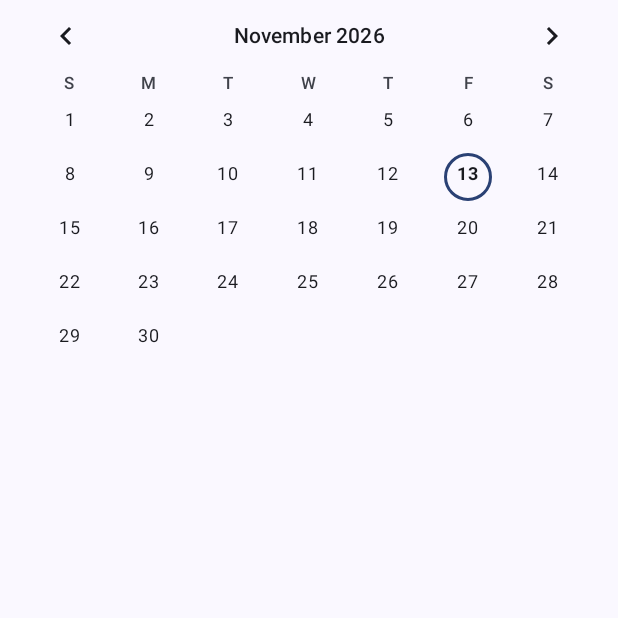
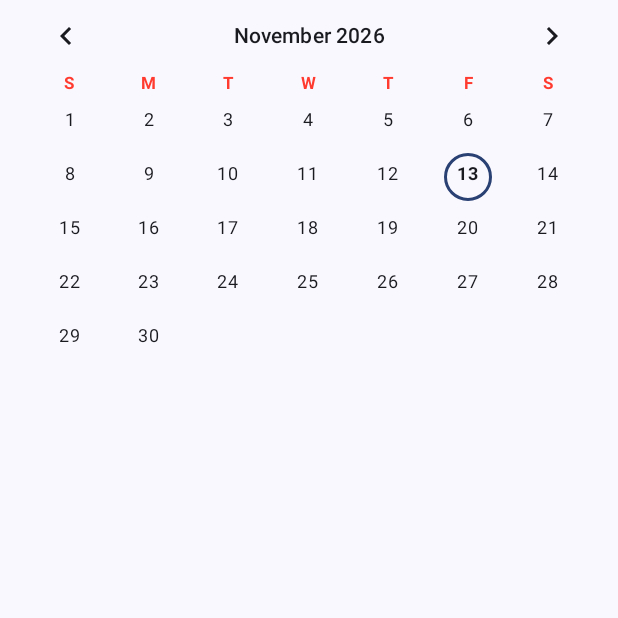
Before and after one commit to crome1394/blockseq-android, an Android app built with Jetpack Compose: the composable MonthCalendar shown on its own in the app's theme, on a phone screen of 412 x 824 dp, the top half of it. Run offline under Robolectric (Android 15) with nearby library versions, the phone set to English and light mode, and no system bars.

Commit message:
Red weekday letters, first day of the week setting, movable Differences card

```diff
--- a/app/src/main/java/app/blockseq/android/data/Store.kt
+++ b/app/src/main/java/app/blockseq/android/data/Store.kt
@@ -44,6 +44,11 @@ class Store(context: Context) {
     var searchAtBottom: Boolean
         get() = prefs.getBoolean("search_bottom", false)
         set(v) = prefs.edit().putBoolean("search_bottom", v).apply()
+
+    /** The day weeks start on in calendars (java.time DayOfWeek value: 7 = Sunday, the default). */
+    var weekStart: Int
+        get() = prefs.getInt("week_start", 7)
+        set(v) = prefs.edit().putInt("week_start", v).apply()
 
     /** Paired: a server address, and a token unless the server needs none. */
     val paired: Boolean get() = server.isNotEmpty() && prefs.getBoolean("paired", false)
--- a/app/src/main/java/app/blockseq/android/ui/HomeScreen.kt
+++ b/app/src/main/java/app/blockseq/android/ui/HomeScreen.kt
@@ -266,7 +266,7 @@ private fun LeftPane(model: AppModel, current: Tab, onTab: (Tab) -> Unit, onOpen
         }
         // The calendar sits at the bottom of the pane; the list above scrolls if it runs long.
         HorizontalDivider(Modifier.padding(vertical = 4.dp))
-        MonthCalendar(days) { onOpen(journalName(it)) }
+        MonthCalendar(days, java.time.DayOfWeek.of(model.store.weekStart)) { onOpen(journalName(it)) }
     }
 }
 
--- a/app/src/main/java/app/blockseq/android/ui/MonthCalendar.kt
+++ b/app/src/main/java/app/blockseq/android/ui/MonthCalendar.kt
@@ -39,10 +39,11 @@ import java.util.Locale
 /**
  * A month of days, as in the web app's left pane: a dot under days whose
  * journal has notes, today ringed; tap a day to open its journal. Weeks
- * start on Sunday (the web app's default).
+ * start on [firstDay] (Settings → Display; Sunday by default, as in the web app).
+ * The weekday letters are bright red.
  */
 @Composable
-fun MonthCalendar(days: Set<Long>, onDay: (LocalDate) -> Unit) {
+fun MonthCalendar(days: Set<Long>, firstDay: DayOfWeek = DayOfWeek.SUNDAY, onDay: (LocalDate) -> Unit) {
     val today = LocalDate.now()
     var month by remember { mutableStateOf(YearMonth.from(today)) }
     val primary = MaterialTheme.colorScheme.primary
@@ -58,11 +59,11 @@ fun MonthCalendar(days: Set<Long>, onDay: (LocalDate) -> Unit) {
             IconButton(onClick = { month = month.plusMonths(1) }) { Icon(Icons.AutoMirrored.Filled.KeyboardArrowRight, "Next month") }
         }
         Row(Modifier.fillMaxWidth()) {
-            (listOf(DayOfWeek.SUNDAY) + DayOfWeek.entries.dropLast(1)).forEach {
-                Text(it.getDisplayName(TextStyle.NARROW, Locale.getDefault()), style = MaterialTheme.typography.labelSmall, color = MaterialTheme.colorScheme.onSurfaceVariant, modifier = Modifier.weight(1f), textAlign = androidx.compose.ui.text.style.TextAlign.Center)
+            (0L until 7L).map { firstDay.plus(it) }.forEach {
+                Text(it.getDisplayName(TextStyle.NARROW, Locale.getDefault()), style = MaterialTheme.typography.labelSmall, fontWeight = FontWeight.Bold, color = WEEKDAY_RED, modifier = Modifier.weight(1f), textAlign = androidx.compose.ui.text.style.TextAlign.Center)
             }
         }
-        val lead = month.atDay(1).dayOfWeek.value % 7
+        val lead = Math.floorMod(month.atDay(1).dayOfWeek.value - firstDay.value, 7)
         val cells = (List(lead) { null } + (1..month.lengthOfMonth()).map { month.atDay(it) }).chunked(7)
         cells.forEach { week ->
             Row(Modifier.fillMaxWidth()) {
@@ -86,3 +87,6 @@ fun MonthCalendar(days: Set<Long>, onDay: (LocalDate) -> Unit) {
         }
     }
 }
+
+/** The weekday letters: bright red, readable on dark and light. */
+private val WEEKDAY_RED = androidx.compose.ui.graphics.Color(0xFFFF3B30)
```
Also changed, not shown: app/src/main/java/app/blockseq/android/ui/PageScreen.kt (+30 -11 lines), app/src/main/java/app/blockseq/android/ui/SettingsScreen.kt (+9 -0 lines), 2 other files.
